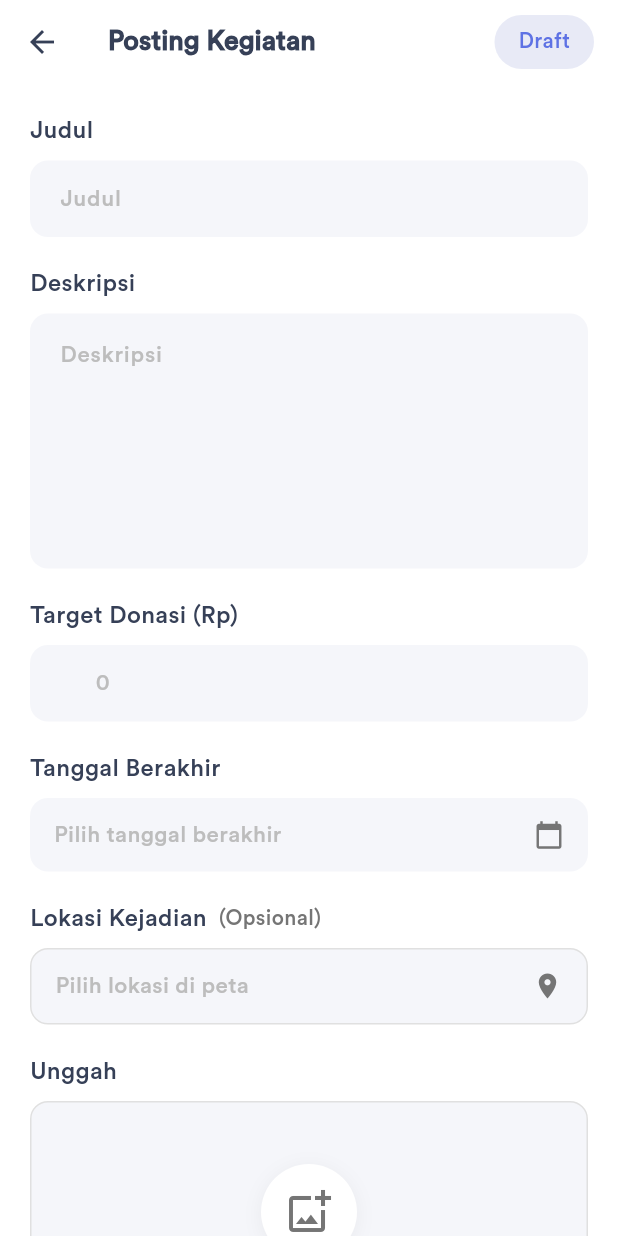
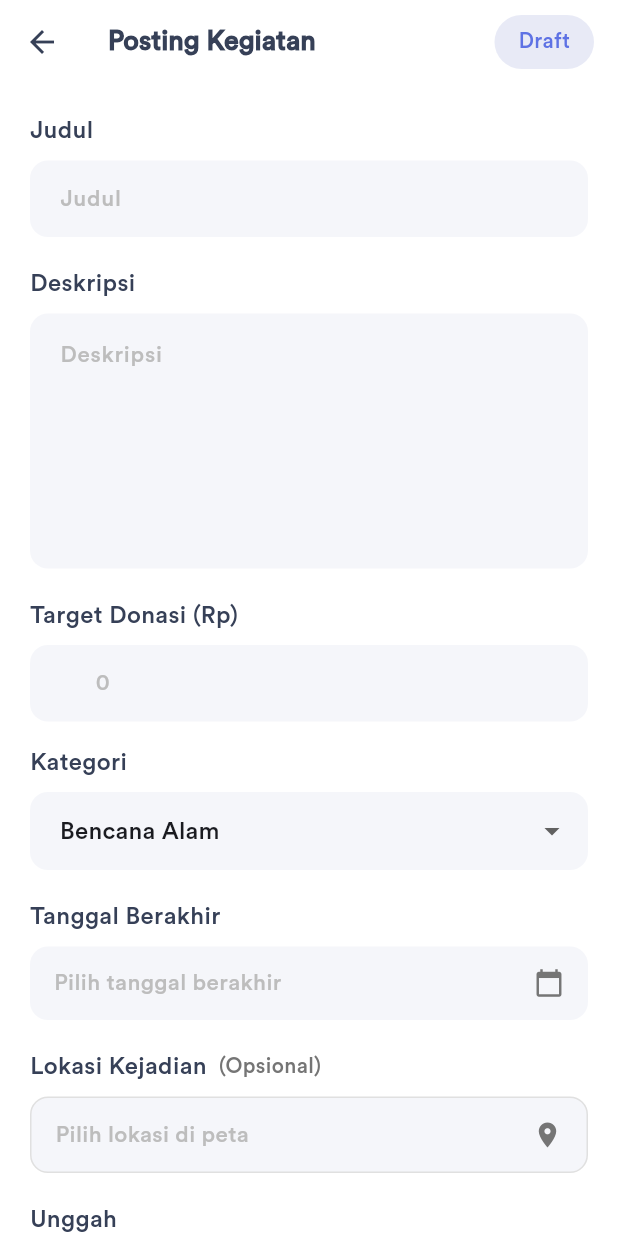
Before and after one commit to hanscakrawangsa15/BersatuBantu, a Flutter app: the DashboardScreen screen opened directly, item 2 of the bottom bar chosen, after a tap on the "add" icon, on a phone screen of 412 x 824 dp. Run offline on Flutter 3.47's test engine with Material 3 defaults, Android fonts, the phone set to English and light mode, and no system bars; our stand-ins replace file_picker, flutter_dotenv, geolocator, google_maps_flutter, image_picker, shared_preferences and 1 more; missing offline and left inert: bcrypt, dart:html, dart:js_util; accounts and stored records are empty.

Commit message:
feat : donasi_screen

```diff
--- a/lib/fitur/dashboard/dashboard_screen.dart
+++ b/lib/fitur/dashboard/dashboard_screen.dart
@@ -34,6 +34,15 @@ class _DashboardScreenState extends State<DashboardScreen> with WidgetsBindingOb
   List<Map<String, dynamic>> _campaigns = [];
 
   final List<String> _categories = [
+    'Semua',
+    'Bencana Alam',
+    'Kemiskinan',
+    'Hak Asasi',
+  ];
+
+  // Donation categories (for filtering donation campaigns on dashboard)
+  String _selectedDonationCategory = 'Semua';
+  final List<String> _donationCategories = [
     'Semua',
     'Bencana Alam',
     'Kemiskinan',
@@ -193,7 +202,7 @@ class _DashboardScreenState extends State<DashboardScreen> with WidgetsBindingOb
       final response = await supabase
           .from('donation_campaigns')
           .select(
-            'id, title, cover_image_url, end_time, description, target_amount, collected_amount, location, location_name',
+            'id, title, cover_image_url, end_time, description, target_amount, collected_amount, location, location_name, category',
           )
           .eq('status', 'active')
           .order('end_time', ascending: true)
@@ -651,6 +660,28 @@ class _DashboardScreenState extends State<DashboardScreen> with WidgetsBindingOb
                                     fontFamily: 'CircularStd',
                                   ),
                                 ),
+                                Row(children: [
+                                  GestureDetector(
+                                    onTap: () => _showDonationCategoryDialog(),
+                                    child: Container(
+                                      padding: const EdgeInsets.symmetric(horizontal: 10, vertical: 6),
+                                      margin: const EdgeInsets.only(right: 8),
+                                      decoration: BoxDecoration(
+                                        color: const Color(0xFFEFEFF4),
+                                        borderRadius: BorderRadius.circular(8),
+                                      ),
+                                      child: Row(
+                                        children: [
+                                          const Icon(Icons.category_rounded, size: 14, color: Color(0xFF364057)),
+                                          const SizedBox(width: 6),
+                                          Text(
+                                            _selectedDonationCategory,
+                                            style: TextStyle(color: Colors.grey[700], fontSize: 12, fontFamily: 'CircularStd'),
+                                          ),
+                                        ],
+                                      ),
+                                    ),
+                                  ),
                                   GestureDetector(
                                     onTap: () => _loadCampaigns(),
                                     child: Text(
@@ -662,25 +693,25 @@ class _DashboardScreenState extends State<DashboardScreen> with WidgetsBindingOb
                                       ),
                                     ),
                                   ),
+                                ]),
                               ],
                             ),
                             const SizedBox(height: 12),
-                            SizedBox(
+                            Builder(builder: (context) {
+                              final filteredCampaigns = _selectedDonationCategory == 'Semua'
+                                  ? _campaigns
+                                  : _campaigns.where((c) => (c['category'] ?? '').toString().toLowerCase() == _selectedDonationCategory.toLowerCase()).toList();
+
+                              if (_isLoadingCampaigns) return const SizedBox(height:160, child: Center(child: CircularProgressIndicator()));
+                              if (filteredCampaigns.isEmpty) return const SizedBox(height:160, child: Center(child: Text('Tidak ada kampanye aktif')));
+
+                              return SizedBox(
                                 height: 160,
-                              child: _isLoadingCampaigns
-                                  ? const Center(child: CircularProgressIndicator())
-                                  : _campaigns.isEmpty
-                                      ? Center(
-                                          child: Text(
-                                            'Tidak ada kampanye aktif',
-                                            style: TextStyle(color: Colors.grey[600]),
-                                          ),
-                                        )
-                                      : ListView.builder(
+                                child: ListView.builder(
                                   scrollDirection: Axis.horizontal,
-                                          itemCount: _campaigns.length,
+                                  itemCount: filteredCampaigns.length,
                                   itemBuilder: (context, idx) {
-                                            final c = _campaigns[idx];
+                                    final c = filteredCampaigns[idx];
                                             final rem = _remainingUntil(c['end_time'] as String?);
                                             final days = rem['days'];
                                             final remText = rem['text'] as String;
@@ -802,6 +833,8 @@ class _DashboardScreenState extends State<DashboardScreen> with WidgetsBindingOb
                                             );
                                           },
                                         ),
+                                );
+                              },
                             ),
                             const SizedBox(height: 24),
 
@@ -935,6 +968,32 @@ class _DashboardScreenState extends State<DashboardScreen> with WidgetsBindingOb
     );
   }
 
+  void _showDonationCategoryDialog() {
+    showDialog(
+      context: context,
+      builder: (context) => AlertDialog(
+        title: const Text('Pilih Kategori', style: TextStyle(fontFamily: 'CircularStd')),
+        content: Column(
+          mainAxisSize: MainAxisSize.min,
+          children: _donationCategories.map((category) {
+            return RadioListTile<String>(
+              title: Text(category, style: const TextStyle(fontFamily: 'CircularStd')),
+              value: category,
+              groupValue: _selectedDonationCategory,
+              activeColor: const Color(0xFF8FA3CC),
+              onChanged: (value) {
+                setState(() {
+                  _selectedDonationCategory = value!;
+                });
+                Navigator.pop(context);
+              },
+            );
+          }).toList(),
+        ),
+      ),
+    );
+  }
+
   Widget _buildNavItem(IconData icon, String label, int index) {
     final isSelected = _selectedIndex == index;
     return GestureDetector(
--- a/lib/fitur/postingkegiatandonasi/postingkegiatandonasi.dart
+++ b/lib/fitur/postingkegiatandonasi/postingkegiatandonasi.dart
@@ -29,6 +29,14 @@ class _PostingKegiatanDonasiScreenState extends State<PostingKegiatanDonasiScree
   final TextEditingController _descriptionController = TextEditingController();
   final TextEditingController _targetAmountController = TextEditingController();
   final TextEditingController _locationController = TextEditingController();
+
+  // Category for donation (saved to DB column `category`)
+  String _selectedCategory = 'Bencana Alam';
+  final List<String> _categories = [
+    'Bencana Alam',
+    'Kemiskinan',
+    'Hak Asasi',
+  ];
 
   File? _selectedImage;
   Uint8List? _imageBytes;
@@ -315,6 +323,7 @@ Jika Anda lebih suka tidak menjalankan migrasi dari repo, Anda bisa menambahkan
           'lat': _latitude,
           'lng': _longitude,
         } : null,
+        'category': _selectedCategory,
         'created_at': DateTime.now().toIso8601String(),
       });
 
@@ -399,6 +408,7 @@ Jika Anda lebih suka tidak menjalankan migrasi dari repo, Anda bisa menambahkan
         'end_time': _selectedEndDate!.toIso8601String(),
         'location_name': _locationName,
         'location': (_latitude != null && _longitude != null) ? {'lat': _latitude, 'lng': _longitude} : null,
+        'category': _selectedCategory,
         'created_at': DateTime.now().toIso8601String(),
       });
 
@@ -642,6 +652,41 @@ Jika Anda lebih suka tidak menjalankan migrasi dari repo, Anda bisa menambahkan
                     if (amount == null || amount <= 0) {
                       return 'Target donasi harus lebih dari 0';
                     }
+                    return null;
+                  },
+                ),
+                const SizedBox(height: 16),
+
+                // Kategori
+                const Text(
+                  'Kategori',
+                  style: TextStyle(
+                    fontSize: 16,
+                    fontWeight: FontWeight.w600,
+                    color: Color(0xFF364057),
+                    fontFamily: 'CircularStd',
+                  ),
+                ),
+                const SizedBox(height: 8),
+                DropdownButtonFormField<String>(
+                  value: _selectedCategory,
+                  items: _categories.map((c) => DropdownMenuItem(value: c, child: Text(c))).toList(),
+                  decoration: InputDecoration(
+                    filled: true,
+                    fillColor: const Color(0xFFF5F6FA),
+                    border: OutlineInputBorder(
+                      borderRadius: BorderRadius.circular(12),
+                      borderSide: BorderSide.none,
+                    ),
+                    contentPadding: const EdgeInsets.symmetric(horizontal: 16, vertical: 14),
+                  ),
+                  onChanged: (v) {
+                    setState(() {
+                      _selectedCategory = v ?? _selectedCategory;
+                    });
+                  },
+                  validator: (value) {
+                    if (value == null || value.trim().isEmpty) return 'Pilih kategori';
                     return null;
                   },
                 ),
```
Also changed, not shown: lib/fitur/donasi/donasi_screen.dart (+3 -4 lines). Lines whose indentation alone changed are shown as unchanged.
